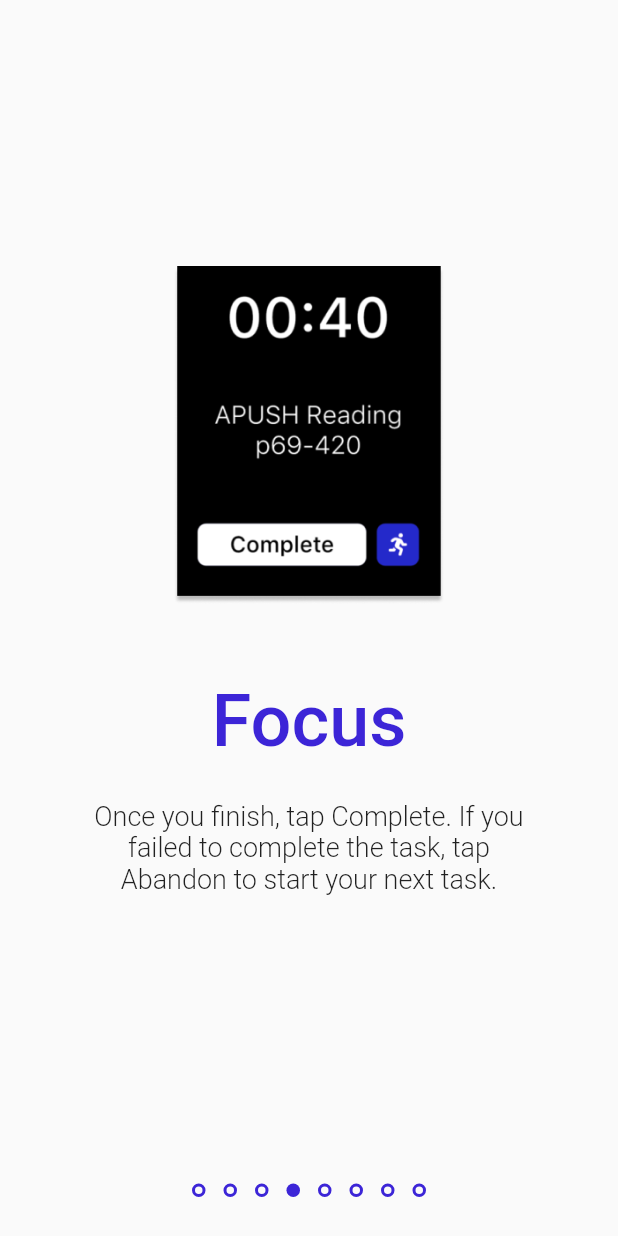
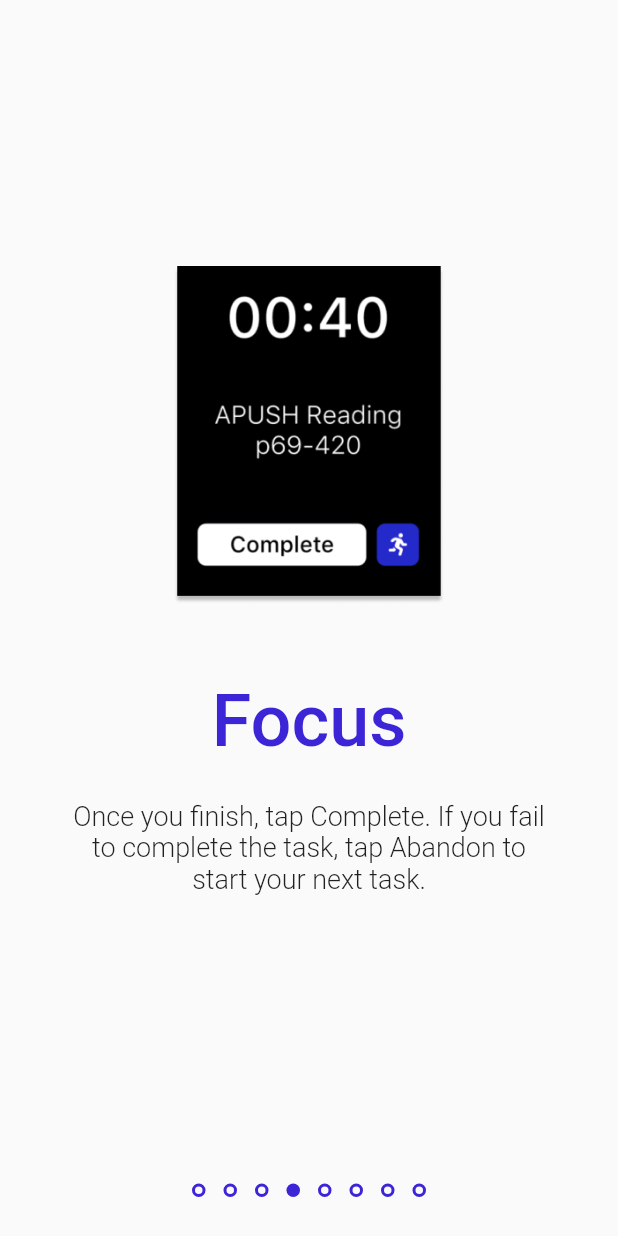
Before and after one commit to AngelK1NG/argus_app_1, a Flutter app: the Onboarding screen opened by its route, swiped to page 4, on a phone screen of 412 x 824 dp. Run offline on Flutter 3.47's test engine with Material 2 defaults, Android fonts, the phone set to English and light mode, and no system bars; drawn by our look-alikes of dots_indicator; our stand-ins replace cloud_firestore, firebase_analytics, firebase_auth, flutter_local_notifications, fluttertoast, font_awesome_flutter and 2 more; missing offline and left inert: flutter_dnd, screen_state; accounts and stored records are empty.

Commit message:
Onboarding text changes

```diff
--- a/lib/screens/onboarding.dart
+++ b/lib/screens/onboarding.dart
@@ -62,7 +62,7 @@ class _OnboardingState extends State<Onboarding> {
                 ),
                 OnboardingPage(
                   title: 'Focus',
-                  text: 'Once you finish, tap Complete. If you failed to complete the task, tap Abandon to start your next task.',
+                  text: 'Once you finish, tap Complete. If you fail to complete the task, tap Abandon to start your next task.',
                   button: false,
                 ),
                 OnboardingPage(
@@ -72,20 +72,19 @@ class _OnboardingState extends State<Onboarding> {
                 ),
                 OnboardingPage(
                   title: 'Calendar',
-                  text: 'Use the calendar to schedule future tasks as well as access task history.',
+                  text: 'Use the calendar to schedule future tasks and access historic tasks.',
                   button: false,
                 ),
                 OnboardingPage(
                   title: 'Statistics',
-                  text: 'At any point of the day, you can always check your stats to see the total time you were being productive, how many tasks you have completed, and the percentage of tasks you have completed ',
+                  text: 'At any point of the day, you can check your stats to see the total time you have been productive, how many tasks you have completed, and the percentage of tasks you have completed.',
                   button: false,
                 ),
                 OnboardingPage(
                   title: 'Feedback',
-                  text: 'When you are ready, please fill out a feedback form that could be found at the bottom of the navigation bar. We will also be contacting you for more details.',
+                  text: 'When you are ready, please fill out the feedback form that can be found at the bottom of the navigation bar. We will also be contacting you for more details.',
                   button: true,
                 ),
-
               ],
             ),
             Positioned(
```
